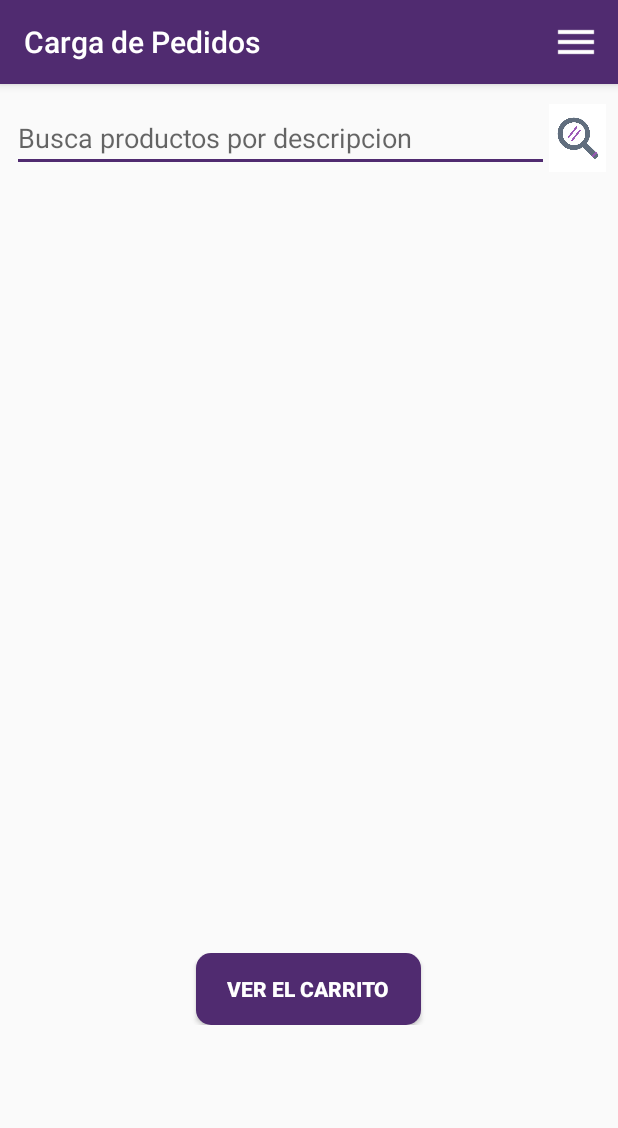
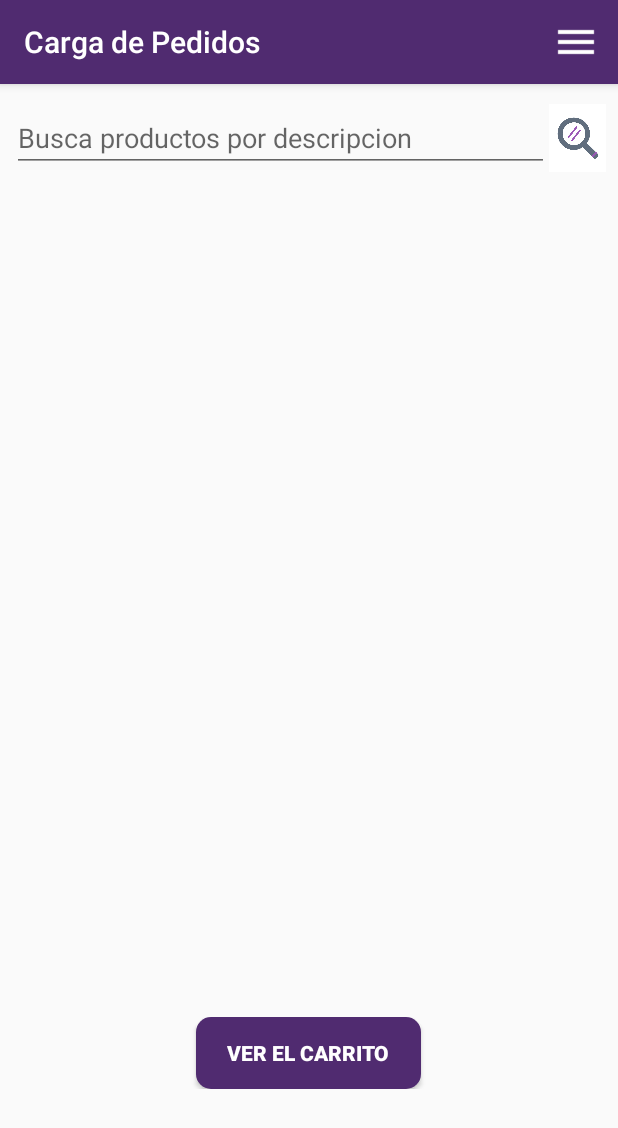
Before and after one commit to yubens/AppCliente, an Android app: the OrderActivity screen opened directly, with no data from a screen before it, on a phone screen of 412 x 824 dp. Shown: the top 1128 px of the screen. Run offline under Robolectric (Android 15) with nearby library versions, the phone set to English and light mode, and no system bars.

Commit message:
testing order layout

```diff
--- a/app/src/main/res/layout/activity_order.xml
+++ b/app/src/main/res/layout/activity_order.xml
@@ -6,15 +6,39 @@
     android:layout_height="match_parent"
     tools:context=".OrderActivity">
 
+
+    <RelativeLayout
+        android:id="@+id/relativeLayout"
+        android:layout_width="0dp"
+        android:layout_height="wrap_content"
+        android:layout_marginTop="32dp"
+        android:gravity="center"
+        app:layout_constraintEnd_toEndOf="parent"
+        app:layout_constraintHorizontal_bias="0.0"
+        app:layout_constraintStart_toStartOf="parent"
+        app:layout_constraintTop_toBottomOf="@+id/linearLayout">
+
+        <Button
+            android:id="@+id/btnWatch"
+            style="@style/IdusButton"
+            android:layout_height="wrap_content"
+            android:layout_alignParentTop="true"
+            android:layout_marginTop="0dp"
+            android:text="@string/btnWatch"
+            android:textSize="14sp"
+            tools:layout_editor_absoluteX="130dp" />
+
+    </RelativeLayout>
+
     <LinearLayout
-        android:layout_width="match_parent"
-        android:layout_height="match_parent"
+        android:id="@+id/linearLayout"
+        android:layout_width="0dp"
+        android:layout_height="582dp"
         android:layout_marginStart="8dp"
         android:layout_marginTop="8dp"
         android:layout_marginEnd="8dp"
-        android:layout_marginBottom="8dp"
         android:orientation="vertical"
-        app:layout_constraintBottom_toBottomOf="parent"
+        app:layout_constraintBottom_toTopOf="@+id/relativeLayout"
         app:layout_constraintEnd_toEndOf="parent"
         app:layout_constraintStart_toStartOf="parent"
         app:layout_constraintTop_toTopOf="parent">
@@ -24,6 +48,8 @@
             android:layout_width="match_parent"
             android:layout_height="wrap_content"
             android:layout_marginTop="5dp"
+            android:focusable="true"
+            android:focusableInTouchMode="true"
             android:orientation="horizontal">
 
             <EditText
@@ -39,8 +65,8 @@
                 android:id="@+id/imgButFindDesc"
                 android:layout_width="38dp"
                 android:layout_height="match_parent"
+                android:background="@null"
                 android:scaleType="centerCrop"
-                android:background="@null"
                 app:srcCompat="@drawable/search" />
 
 
@@ -49,31 +75,17 @@
         <LinearLayout
             android:layout_width="match_parent"
             android:layout_height="wrap_content"
-            android:layout_marginTop="5dp"
-            android:orientation="horizontal">
+            android:layout_marginTop="5dp">
 
             <ListView
                 android:id="@+id/listProd"
                 android:layout_width="match_parent"
-                android:layout_height="500dp"
+                android:layout_height="match_parent"
                 android:divider="@null" />
         </LinearLayout>
 
-        <LinearLayout
-            android:layout_width="match_parent"
-            android:layout_height="wrap_content"
-            android:gravity="center"
-            android:layout_marginTop="15dp"
-            android:orientation="horizontal">
-
-            <Button
-                android:id="@+id/btnWatch"
-                style="@style/IdusButton"
-
-                android:layout_height="wrap_content"
-                android:text="@string/btnWatch"
-                android:textSize="14sp" />
-        </LinearLayout>
 
     </LinearLayout>
+
+
 </androidx.constraintlayout.widget.ConstraintLayout>
```
